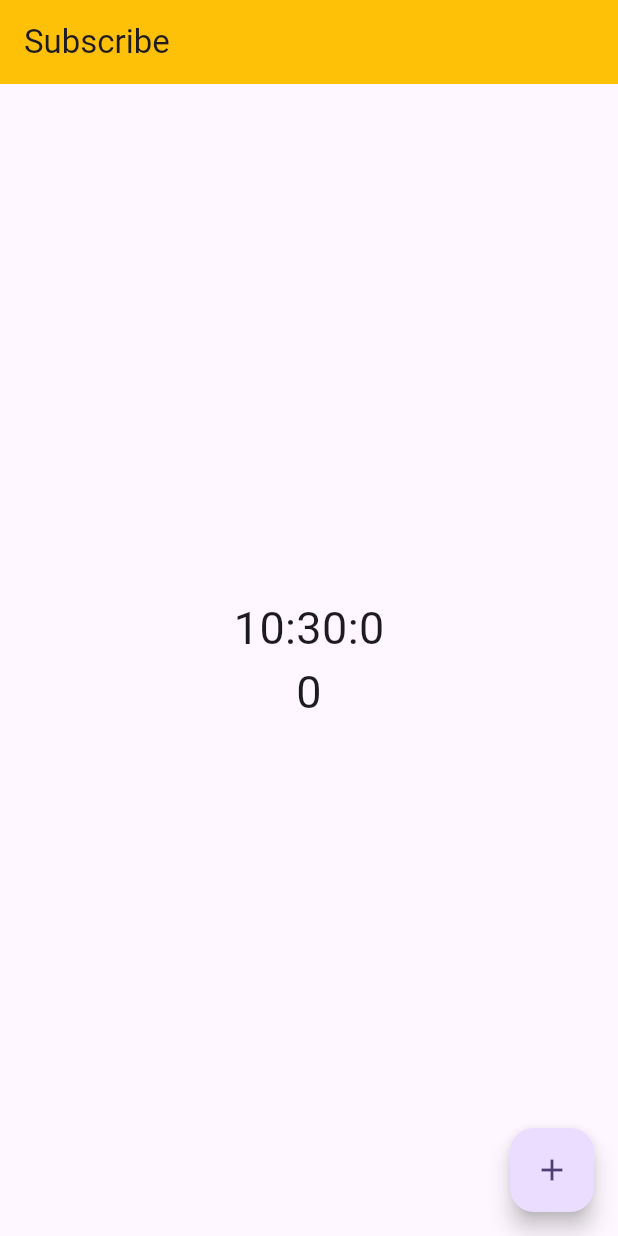
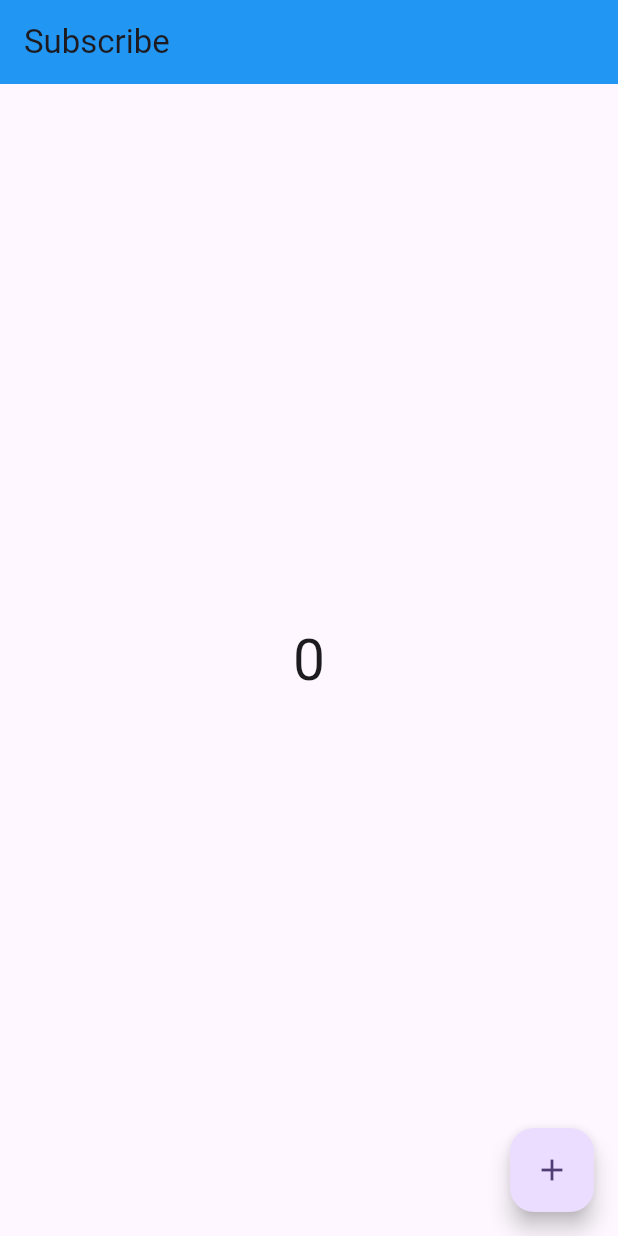
Before and after one commit to shiran02/-Provider-State-Management-course, a Flutter app: the first screen one second after launch, on a phone screen of 412 x 824 dp. Run offline on Flutter 3.47's test engine with Material 3 defaults, Android fonts, the phone set to English and light mode, and no system bars.

Commit message:
Provider Count Example with Change Notifier & Consumer

```diff
--- /dev/null
+++ b/provider_course/devtools_options.yaml
@@ -0,0 +1 @@
+extensions:
--- a/provider_course/lib/main.dart
+++ b/provider_course/lib/main.dart
@@ -1,5 +1,8 @@
 import 'package:flutter/material.dart';
+import 'package:provider/provider.dart';
 import 'package:provider_course/home_screen.dart';
+import 'package:provider_course/provider/count_provider.dart';
+import 'package:provider_course/screens/count_example.dart';
 import 'package:provider_course/stateful_widget_screen.dart';
 import 'package:provider_course/why_provider.dart';
 
@@ -14,13 +17,17 @@
   @override
   Widget build(BuildContext context) {
     print('build');
-    return MaterialApp(
-      title: 'Flutter Demo',
-      theme: ThemeData(
-        colorScheme: ColorScheme.fromSeed(seedColor: Colors.deepPurple),
-        useMaterial3: true,
+
+    return ChangeNotifierProvider(
+      create: (_) => CountPRovider(),
+      child: MaterialApp(
+        title: 'Flutter Demo',
+        theme: ThemeData(
+          colorScheme: ColorScheme.fromSeed(seedColor: Colors.deepPurple),
+          useMaterial3: true,
+        ),
+        home: CountExapmle(),
       ),
-      home:  WhyProvider(),
     );
   }
 }
--- /dev/null
+++ b/provider_course/lib/provider/count_provider.dart
@@ -0,0 +1,12 @@
+import 'package:flutter/material.dart';
+
+class CountPRovider with ChangeNotifier{
+  int _count = 0;
+  int get count => _count;
+
+  void setCount (){
+    _count++;
+    print('in count $_count');
+    notifyListeners();
+  }
+}
--- /dev/null
+++ b/provider_course/lib/screens/count_example.dart
@@ -0,0 +1,61 @@
+import 'dart:async';
+
+import 'package:flutter/material.dart';
+import 'package:provider/provider.dart';
+import 'package:provider_course/provider/count_provider.dart';
+
+class CountExapmle extends StatefulWidget {
+  const CountExapmle({super.key});
+
+  @override
+  State<CountExapmle> createState() => _CountExapmleState();
+}
+
+
+
+class _CountExapmleState extends State<CountExapmle> {
+
+  @override
+  void initState() {
+    // TODO: implement initState
+    super.initState();
+
+    final countProvider = Provider.of<CountPRovider>(context , listen:  false);
+    Timer.periodic(Duration(seconds: 1), (timer) {
+        countProvider.setCount();
+    });
+
+  }
+
+  @override
+  Widget build(BuildContext context) {
+
+    final countProvider = Provider.of<CountPRovider>(context , listen:  false);
+    print('in build  ${countProvider.count}');
+
+    return Scaffold(
+      appBar: AppBar(
+        title: Text('Subscribe'),
+        backgroundColor: Colors.blue,
+      ),
+      body: Center(
+        child: Consumer<CountPRovider>(builder: (context,value,child){
+          print('build only Text widget');
+          return Text(
+          value.count.toString(),
+          style: TextStyle(
+            fontSize: 38
+          ),
+        );
+        }),
+      ),
+      floatingActionButton: FloatingActionButton(
+        onPressed: (){
+          countProvider.setCount();
+        },
+        child: Icon(Icons.add),
+      ),
+    );
+
+  }
+}
--- a/provider_course/pubspec.yaml
+++ b/provider_course/pubspec.yaml
@@ -35,6 +35,7 @@
   # The following adds the Cupertino Icons font to your application.
   # Use with the CupertinoIcons class for iOS style icons.
   cupertino_icons: ^1.0.2
+  provider: ^6.1.1
 
 dev_dependencies:
   flutter_test:
```
Also changed, not shown: provider_course/pubspec.lock.
